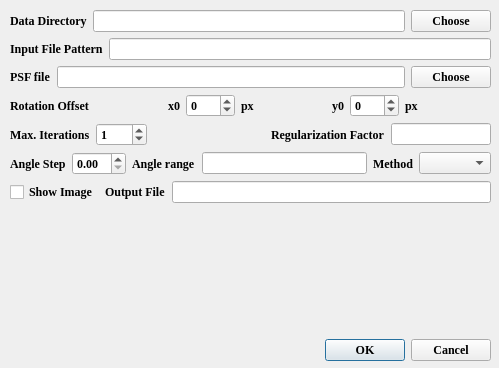
Above: mvdConfigDialog.ui from lirenzhucn/MVD_VSI before the change. Below: the same form after it.
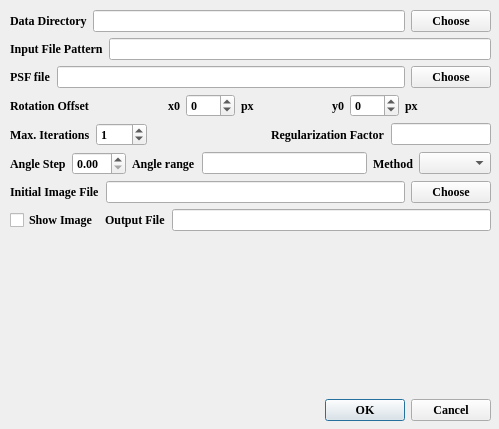
That is the form after the change.

Commit message: Add support to initial image file

```diff
--- a/mvdConfigDialog.ui
+++ b/mvdConfigDialog.ui
@@ -7,7 +7,7 @@
     <x>0</x>
     <y>0</y>
     <width>499</width>
-    <height>368</height>
+    <height>429</height>
    </rect>
   </property>
   <property name="font">
@@ -26,7 +26,7 @@
      <x>10</x>
      <y>10</y>
      <width>481</width>
-     <height>351</height>
+     <height>411</height>
     </rect>
    </property>
    <layout class="QVBoxLayout" name="verticalLayout">
@@ -290,6 +290,30 @@
       </item>
      </layout>
     </item>
+    <item>
+     <layout class="QHBoxLayout" name="horizontalLayout_9">
+      <item>
+       <widget class="QLabel" name="label_15">
+        <property name="text">
+         <string>Initial Image File</string>
+        </property>
+       </widget>
+      </item>
+      <item>
+       <widget class="QLineEdit" name="mEdInitImageFile"/>
+      </item>
+      <item>
+       <widget class="QPushButton" name="mBtnChooseInitImage">
+        <property name="text">
+         <string>Choose</string>
+        </property>
+        <property name="autoDefault">
+         <bool>false</bool>
+        </property>
+       </widget>
+      </item>
+     </layout>
+    </item>
     <item>
      <layout class="QHBoxLayout" name="horizontalLayout_8">
       <item>
```
The commit also changes 1 other file.
